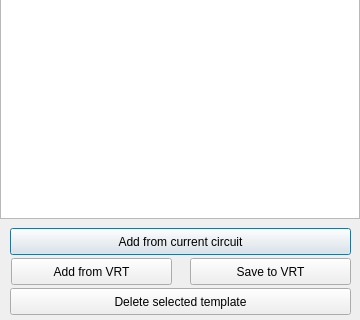
melak/veroroute, file src/templatesdialog.ui: the form before one commit; both pictures show x 0 to 360 and y 310 to 630 of the 360 by 630 pixel window.
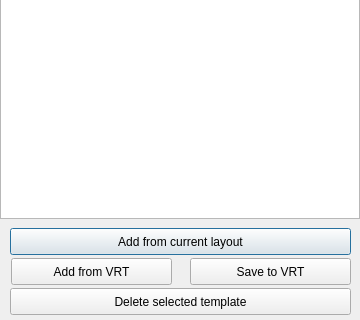
The form after the commit.

What changed in the file:
```diff
--- a/src/templatesdialog.ui
+++ b/src/templatesdialog.ui
@@ -63,7 +63,7 @@
     <string>Update the templates with the selected parts from the current circuit.</string>
    </property>
    <property name="text">
-    <string>Add from current circuit</string>
+    <string>Add from current layout</string>
    </property>
   </widget>
   <widget class="QPushButton" name="pushButton_2">
```
Left out of the diff: 6 changed lines with no effect on the pictures.
